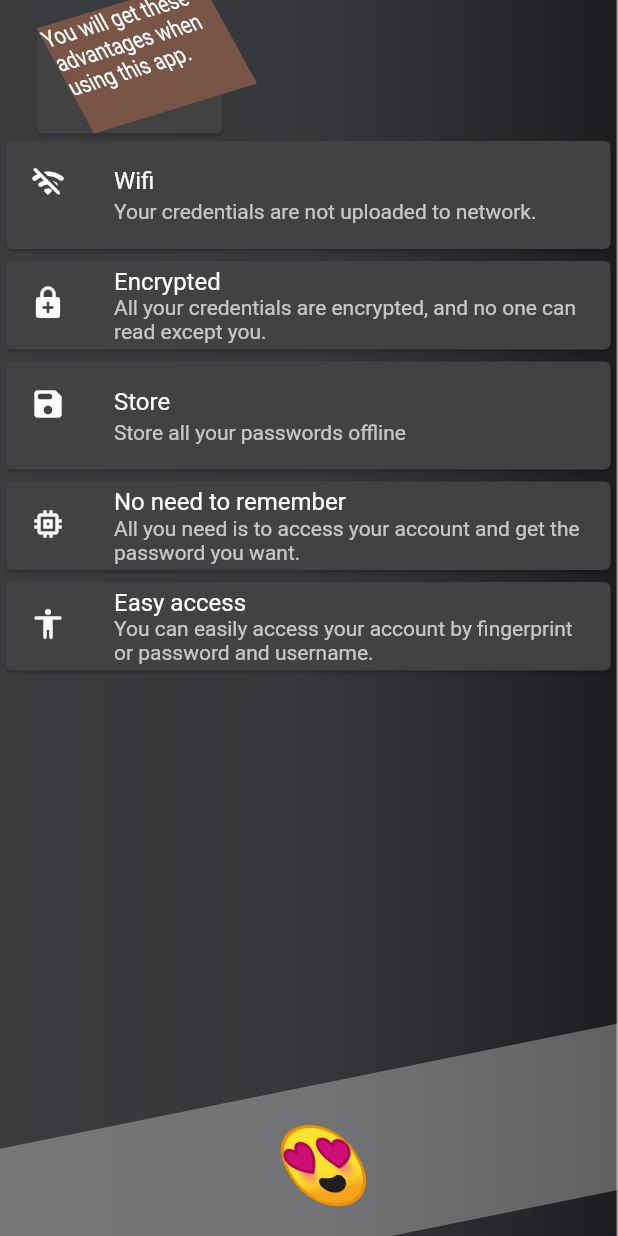
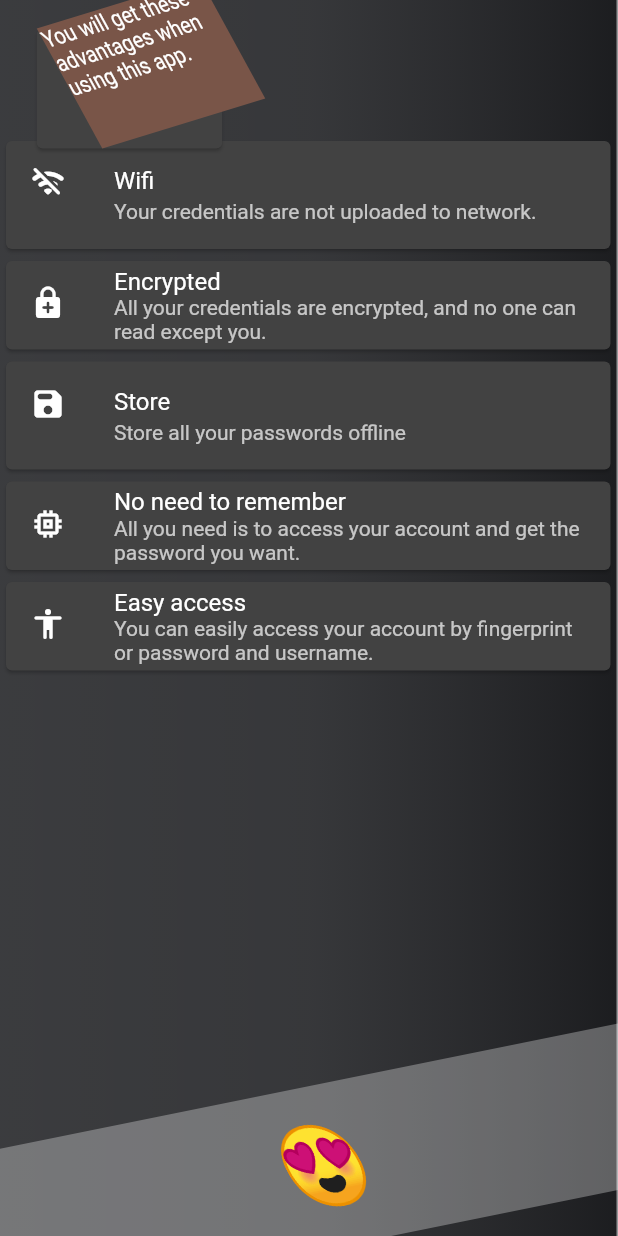
Before and after one commit to Add00w/credentials_management, a Flutter app: the HomeScreen screen opened directly, on a phone screen of 412 x 824 dp. Run offline on Flutter 3.47's test engine with Material 2 defaults, Android fonts, the phone set to English and light mode, and no system bars; our stand-ins replace equatable, flutter_bloc, flutter_secure_storage, hive, local_auth; accounts and stored records are empty.

Commit message:
migrate code.

```diff
--- a/lib/src/blocs/auth/auth_event.dart
+++ b/lib/src/blocs/auth/auth_event.dart
@@ -1,10 +1,11 @@
 part of 'auth_bloc.dart';
 
 @immutable
-abstract class AuthEvent extends Equatable{
-@override
+abstract class AuthEvent extends Equatable {
+  @override
   List<Object> get props => [];
 }
+
 class AppStarted extends AuthEvent {}
 
 class LoggedIn extends AuthEvent {
--- a/lib/src/models/favicon.dart
+++ b/lib/src/models/favicon.dart
@@ -10,7 +10,7 @@ class FaviconResponse {
   factory FaviconResponse.fromJson(Map<String, dynamic> json) {
     return FaviconResponse(
       url: json['url'] as String,
-      icon: json['icons'] != null ? json['icons'][0] as String : '',
+      icon: json['icons'] != null ? (json['icons'] as List<String>)[0] : '',
     );
   }
 
--- a/lib/src/ui/screens/about_screen.dart
+++ b/lib/src/ui/screens/about_screen.dart
@@ -1,4 +1,3 @@
-import 'package:credentials_management/src/ui/widgets/credentials_app_bar.dart';
 import 'package:flutter/material.dart';
 
 class AboutScreen extends StatelessWidget {
@@ -6,7 +5,7 @@ class AboutScreen extends StatelessWidget {
   @override
   Widget build(BuildContext context) {
     return const Scaffold(
-      body:  Center(
+      body: Center(
         child: Text(
           'data',
           style: TextStyle(
--- a/lib/src/ui/screens/contact_screen.dart
+++ b/lib/src/ui/screens/contact_screen.dart
@@ -1,4 +1,3 @@
-import 'package:credentials_management/src/ui/widgets/credentials_app_bar.dart';
 import 'package:flutter/material.dart';
 
 class ContactUsScreen extends StatelessWidget {
@@ -6,7 +5,7 @@ class ContactUsScreen extends StatelessWidget {
   @override
   Widget build(BuildContext context) {
     return const Scaffold(
-      body:  SizedBox(),
+      body: SizedBox(),
     );
   }
 }
--- a/lib/src/ui/screens/credentials/credentials_screen.dart
+++ b/lib/src/ui/screens/credentials/credentials_screen.dart
@@ -21,8 +21,10 @@ class _CredentialsState extends State<CredentialsScreen> {
                   itemCount: state.credentials.length,
                   itemBuilder: (_, index) {
                     return CredentialWidget(
-                        credential: state.credentials[index]);
-                  })
+                      credential: state.credentials[index],
+                    );
+                  },
+                )
               : CircularLoading();
         },
       ),
--- a/lib/src/ui/screens/home_screen.dart
+++ b/lib/src/ui/screens/home_screen.dart
@@ -1,4 +1,3 @@
-import 'package:credentials_management/src/ui/widgets/credentials_app_bar.dart';
 import 'package:flutter/material.dart';
 
 class HomeScreen extends StatelessWidget {
@@ -64,11 +63,12 @@ class HomeScreen extends StatelessWidget {
                   ..rotateX(-0.005)
                   ..rotateY(-0.5),
                 width: MediaQuery.of(context).size.width * 0.3,
-                height: 70,
+                height: 80,
                 color: Colors.brown,
-                child:
-                    const Text('You will get these advantages when using this '
-                        'app.'),
+                child: const Text(
+                  'You will get these advantages when using this '
+                  'app.',
+                ),
               ),
             ),
           ),
@@ -95,13 +95,14 @@ class HomeScreen extends StatelessWidget {
 }
 
 class _ServicesWidget extends StatelessWidget {
-  const _ServicesWidget(
-      {Key? key,
-      required this.title,
-      required this.description,
-      required this.icon})
-      : super(key: key);
-  final String title, description;
+  const _ServicesWidget({
+    Key? key,
+    required this.title,
+    required this.description,
+    required this.icon,
+  }) : super(key: key);
+  final String title;
+  final String description;
   final IconData icon;
 
   @override
```
Also changed, not shown: lib/main.dart (+20 -11 lines), lib/src/blocs/auth/auth_bloc.dart (+17 -24 lines), lib/src/blocs/credentials/credentials_cubit.dart (+7 -6 lines), lib/src/blocs/login/login_cubit.dart (+7 -4 lines), lib/src/blocs/signup/signup_cubit.dart (+12 -5 lines), lib/src/common/utils.dart (+7 -7 lines), lib/src/services/repositories/credentials_repository.dart (+10 -6 lines), lib/src/ui/screens/credentials/create_credentials_screen.dart (+5 -5 lines), lib/src/ui/screens/login_screen.dart (+9 -5 lines), lib/src/ui/screens/main_screen.dart (+16 -9 lines), lib/src/ui/screens/signup_screen.dart (+4 -4 lines).
